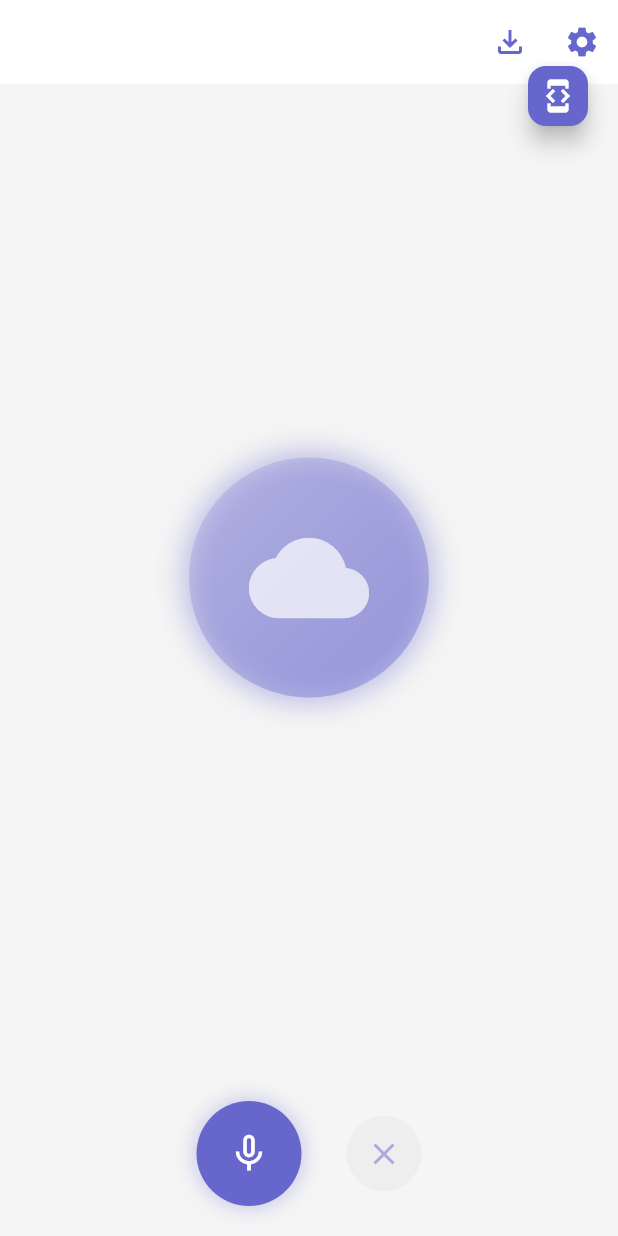
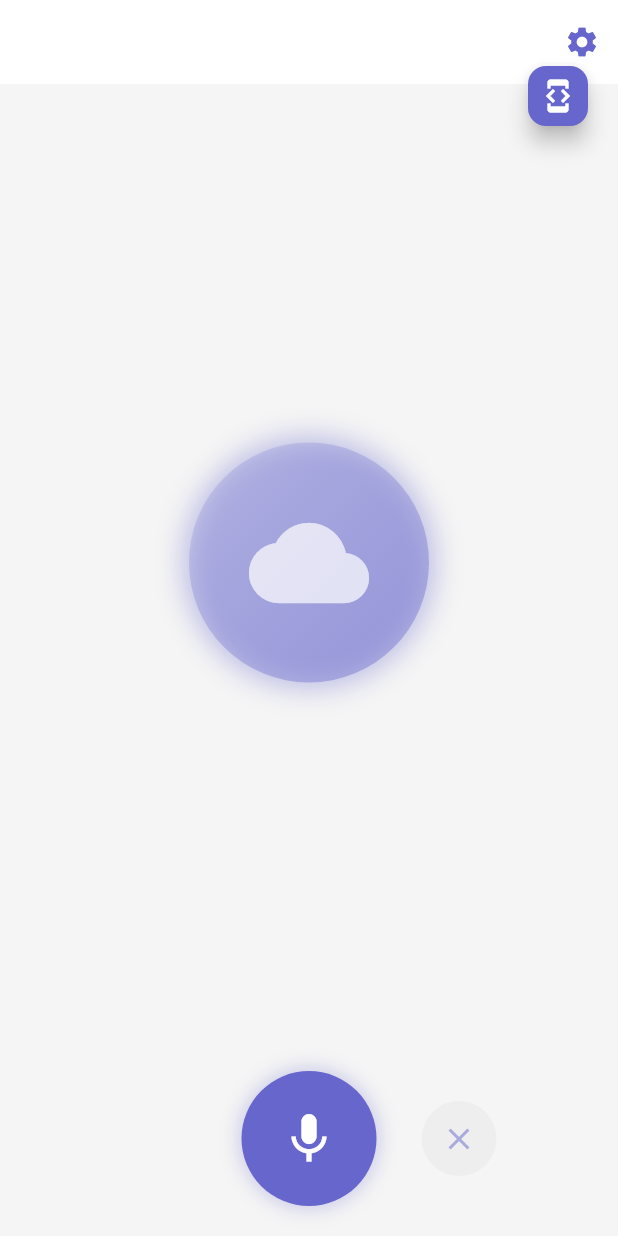
Before and after one commit to AlangGY/dream-catcher-flutter, a Flutter app: the DreamRealtimeChatScreen screen opened by its route, on a phone screen of 412 x 824 dp. Run offline on Flutter 3.47's test engine with Material 3 defaults, Android fonts, the phone set to English and light mode, and no system bars; our stand-ins replace bloc, connectivity_plus, dartz, equatable, flutter_bloc, get_it and 3 more; accounts and stored records are empty; project files that could hold a hidden picture were left out.

Commit message:
feat: UI 개선

```diff
--- a/lib/features/dream/presentation/screens/dream_realtime_chat_screen.dart
+++ b/lib/features/dream/presentation/screens/dream_realtime_chat_screen.dart
@@ -1,12 +1,10 @@
-import 'dart:math';
-
-import 'package:dream_catcher/router.dart';
 import 'package:dream_catcher/shared/common-ui/common-ui.dart';
 import 'package:flutter/material.dart';
-import 'package:go_router/go_router.dart';
+
+import '../widgets/widgets.dart';
 
 class DreamRealtimeChatScreen extends StatefulWidget {
-  const DreamRealtimeChatScreen({Key? key}) : super(key: key);
+  const DreamRealtimeChatScreen({super.key});
 
   @override
   State<DreamRealtimeChatScreen> createState() =>
@@ -66,13 +64,6 @@ class _DreamRealtimeChatScreenState extends State<DreamRealtimeChatScreen>
         automaticallyImplyLeading: false,
         actions: [
           IconButton(
-            icon: Icon(Icons.file_download_outlined,
-                color: Theme.of(context).primaryColor),
-            onPressed: () {
-              // 저장 기능
-            },
-          ),
-          IconButton(
             icon: Icon(Icons.settings, color: Theme.of(context).primaryColor),
             onPressed: () {
               // 설정 기능
@@ -88,49 +79,9 @@ class _DreamRealtimeChatScreenState extends State<DreamRealtimeChatScreen>
                 mainAxisAlignment: MainAxisAlignment.center,
                 children: [
                   // 파란색 원형 구름 이미지 (애니메이션)
-                  AnimatedBuilder(
-                    animation: _animationController,
-                    builder: (context, child) {
-                      return Container(
-                        width: 160,
-                        height: 160,
-                        decoration: BoxDecoration(
-                          shape: BoxShape.circle,
-                          boxShadow: [
-                            BoxShadow(
-                              color: Theme.of(context)
-                                  .primaryColor
-                                  .withOpacity(0.4),
-                              blurRadius: 16,
-                              spreadRadius: 4,
-                            ),
-                          ],
-                          gradient: LinearGradient(
-                            begin: Alignment.topLeft,
-                            end: Alignment.bottomRight,
-                            colors: [
-                              Theme.of(context).primaryColor.withOpacity(0.2),
-                              Theme.of(context).primaryColor.withOpacity(0.3),
-                              Theme.of(context).primaryColor.withOpacity(0.4),
-                            ],
-                            stops: [
-                              0.2,
-                              0.5 +
-                                  0.1 *
-                                      sin(_animationController.value * 2 * pi),
-                              0.8,
-                            ],
-                          ),
-                        ),
-                        child: _isListening
-                            ? _buildAnimatedWaves()
-                            : Icon(
-                                Icons.cloud,
-                                size: 80,
-                                color: Colors.white.withOpacity(0.7),
-                              ),
-                      );
-                    },
+                  DreamAnimatedCloud(
+                    animationController: _animationController,
+                    isListening: _isListening,
                   ),
                   // 음성 인식 텍스트
                 ],
@@ -145,55 +96,14 @@ class _DreamRealtimeChatScreenState extends State<DreamRealtimeChatScreen>
               mainAxisAlignment: MainAxisAlignment.center,
               children: [
                 // 마이크 버튼
-                GestureDetector(
+                const SizedBox(width: 80),
+                DreamMicButton(
+                  isListening: _isListening,
                   onTap: _toggleListening,
-                  child: Container(
-                    width: 70,
-                    height: 70,
-                    decoration: BoxDecoration(
-                      color: _isListening
-                          ? Colors.red
-                          : Theme.of(context).primaryColor,
-                      shape: BoxShape.circle,
-                      boxShadow: [
-                        BoxShadow(
-                          color: (_isListening
-                                  ? Colors.red
-                                  : Theme.of(context).primaryColor)
-                              .withOpacity(0.3),
-                          blurRadius: 10,
-                          spreadRadius: 2,
-                        ),
-                      ],
-                    ),
-                    child: Icon(
-                      _isListening ? Icons.mic : Icons.mic_none,
-                      color: Colors.white,
-                      size: 30,
-                    ),
-                  ),
                 ),
                 const SizedBox(width: 30),
                 // 닫기 버튼
-                Container(
-                  width: 50,
-                  height: 50,
-                  decoration: BoxDecoration(
-                    color: Colors.grey[200],
-                    shape: BoxShape.circle,
-                  ),
-                  child: IconButton(
-                    icon: Icon(Icons.close,
-                        color: Theme.of(context).primaryColor.withOpacity(0.5)),
-                    onPressed: () {
-                      try {
-                        context.pop();
-                      } catch (e) {
-                        context.go(AppRoutePath.home);
-                      }
-                    },
-                  ),
-                ),
+                const DreamCloseButton(),
               ],
             ),
           ),
@@ -201,47 +111,4 @@ class _DreamRealtimeChatScreenState extends State<DreamRealtimeChatScreen>
       ),
     );
   }
-
-  Widget _buildAnimatedWaves() {
-    return CustomPaint(
-      painter: WavePainter(
-        animation: _animationController,
-      ),
-      child: Container(),
-    );
-  }
 }
-
-class WavePainter extends CustomPainter {
-  final Animation<double> animation;
-
-  WavePainter({required this.animation}) : super(repaint: animation);
-
-  @override
-  void paint(Canvas canvas, Size size) {
-    final centerX = size.width / 2;
-    final centerY = size.height / 2;
-    final radius = min(centerX, centerY);
-
-    for (int i = 0; i < 3; i++) {
-      final paint = Paint()
-        ..color = Colors.white.withOpacity(0.3 - (i * 0.1))
-        ..style = PaintingStyle.stroke
-        ..strokeWidth = 3;
-
-      final progress = (animation.value + (i * 0.2)) % 1.0;
-      final currentRadius = radius * progress * 1.2;
-
-      if (currentRadius > 0) {
-        canvas.drawCircle(
-          Offset(centerX, centerY),
-          currentRadius,
-          paint,
-        );
-      }
-    }
-  }
-
-  @override
-  bool shouldRepaint(covariant CustomPainter oldDelegate) => true;
-}
--- /dev/null
+++ b/lib/features/dream/presentation/widgets/dream_animated_cloud.dart
@@ -0,0 +1,69 @@
+import 'dart:math';
+
+import 'package:flutter/material.dart';
+
+import 'wave_painter.dart';
+
+class DreamAnimatedCloud extends StatelessWidget {
+  final AnimationController animationController;
+  final bool isListening;
+
+  const DreamAnimatedCloud({
+    super.key,
+    required this.animationController,
+    required this.isListening,
+  });
+
+  @override
+  Widget build(BuildContext context) {
+    return AnimatedBuilder(
+      animation: animationController,
+      builder: (context, child) {
+        return Container(
+          width: 160,
+          height: 160,
+          decoration: BoxDecoration(
+            shape: BoxShape.circle,
+            boxShadow: [
+              BoxShadow(
+                color: Theme.of(context).primaryColor.withOpacity(0.4),
+                blurRadius: 16,
+                spreadRadius: 4,
+              ),
+            ],
+            gradient: LinearGradient(
+              begin: Alignment.topLeft,
+              end: Alignment.bottomRight,
+              colors: [
+                Theme.of(context).primaryColor.withOpacity(0.2),
+                Theme.of(context).primaryColor.withOpacity(0.3),
+                Theme.of(context).primaryColor.withOpacity(0.4),
+              ],
+              stops: [
+                0.2,
+                0.5 + 0.1 * sin(animationController.value * 2 * pi),
+                0.8,
+              ],
+            ),
+          ),
+          child: isListening
+              ? _buildAnimatedWaves()
+              : Icon(
+                  Icons.cloud,
+                  size: 80,
+                  color: Colors.white.withOpacity(0.7),
+                ),
+        );
+      },
+    );
+  }
+
+  Widget _buildAnimatedWaves() {
+    return CustomPaint(
+      painter: WavePainter(
+        animation: animationController,
+      ),
+      child: Container(),
+    );
+  }
+}
--- /dev/null
+++ b/lib/features/dream/presentation/widgets/dream_close_button.dart
@@ -0,0 +1,32 @@
+import 'package:dream_catcher/router.dart';
+import 'package:flutter/material.dart';
+import 'package:go_router/go_router.dart';
+
+class DreamCloseButton extends StatelessWidget {
+  const DreamCloseButton({super.key});
+
+  @override
+  Widget build(BuildContext context) {
+    return Container(
+      width: 50,
+      height: 50,
+      decoration: BoxDecoration(
+        color: Colors.grey[200],
+        shape: BoxShape.circle,
+      ),
+      child: IconButton(
+        icon: Icon(
+          Icons.close,
+          color: Theme.of(context).primaryColor.withOpacity(0.5),
+        ),
+        onPressed: () {
+          try {
+            context.pop();
+          } catch (e) {
+            context.go(AppRoutePath.home);
+          }
+        },
+      ),
+    );
+  }
+}
--- /dev/null
+++ b/lib/features/dream/presentation/widgets/dream_mic_button.dart
@@ -0,0 +1,40 @@
+import 'package:flutter/material.dart';
+
+class DreamMicButton extends StatelessWidget {
+  final bool isListening;
+  final VoidCallback onTap;
+
+  const DreamMicButton({
+    super.key,
+    required this.isListening,
+    required this.onTap,
+  });
+
+  @override
+  Widget build(BuildContext context) {
+    return GestureDetector(
+      onTap: onTap,
+      child: Container(
+        width: 90,
+        height: 90,
+        decoration: BoxDecoration(
+          color: isListening ? Colors.red : Theme.of(context).primaryColor,
+          shape: BoxShape.circle,
+          boxShadow: [
+            BoxShadow(
+              color: (isListening ? Colors.red : Theme.of(context).primaryColor)
+                  .withOpacity(0.3),
+              blurRadius: 10,
+              spreadRadius: 2,
+            ),
+          ],
+        ),
+        child: const Icon(
+          Icons.mic,
+          color: Colors.white,
+          size: 40,
+        ),
+      ),
+    );
+  }
+}
--- /dev/null
+++ b/lib/features/dream/presentation/widgets/wave_painter.dart
@@ -0,0 +1,37 @@
+import 'dart:math';
+
+import 'package:flutter/material.dart';
+
+class WavePainter extends CustomPainter {
+  final Animation<double> animation;
+
+  WavePainter({required this.animation}) : super(repaint: animation);
+
+  @override
+  void paint(Canvas canvas, Size size) {
+    final centerX = size.width / 2;
+    final centerY = size.height / 2;
+    final radius = min(centerX, centerY);
+
+    for (int i = 0; i < 3; i++) {
+      final paint = Paint()
+        ..color = Colors.white.withOpacity(0.3 - (i * 0.1))
+        ..style = PaintingStyle.stroke
+        ..strokeWidth = 3;
+
+      final progress = (animation.value + (i * 0.2)) % 1.0;
+      final currentRadius = radius * progress * 1.2;
+
+      if (currentRadius > 0) {
+        canvas.drawCircle(
+          Offset(centerX, centerY),
+          currentRadius,
+          paint,
+        );
+      }
+    }
+  }
+
+  @override
+  bool shouldRepaint(covariant CustomPainter oldDelegate) => true;
+}
--- a/lib/features/dream/presentation/widgets/widgets.dart
+++ b/lib/features/dream/presentation/widgets/widgets.dart
@@ -1,4 +1,6 @@
+export 'dream_animated_cloud.dart';
 export 'dream_chat_message.dart';
+export 'dream_close_button.dart';
 export 'dream_delete_dialog.dart';
 export 'dream_detail_content.dart';
 export 'dream_detail_header.dart';
@@ -11,5 +13,8 @@ export 'dream_help_dialog.dart';
 export 'dream_input_area.dart';
 export 'dream_list_content.dart';
 export 'dream_list_item.dart';
+export 'dream_mic_button.dart';
 export 'dream_search_dialog.dart';
 export 'dream_thinking_indicator.dart';
+export 'voice_recognizing_indicator.dart';
+export 'wave_painter.dart';
--- a/lib/shared/common-ui/common_app_bar.dart
+++ b/lib/shared/common-ui/common_app_bar.dart
@@ -46,6 +46,7 @@ class CommonAppBar extends StatelessWidget implements PreferredSizeWidget {
                   },
                 )
               : null),
+      automaticallyImplyLeading: automaticallyImplyLeading,
       actions: actions,
       bottom: bottom,
     );
```
Also changed, not shown: lib/features/dream/presentation/bloc/dream_list_bloc_factory.dart (deleted, +0 -35 lines), lib/features/dream/presentation/screens/dream_interview_screen.dart (+9 -21 lines), lib/features/dream/presentation/widgets/dream_chat_message.dart (+4 -4 lines), lib/features/dream/presentation/widgets/dream_input_area.dart (+20 -8 lines), lib/features/dream/presentation/widgets/voice_recognizing_indicator.dart (added, +25 -0 lines).
